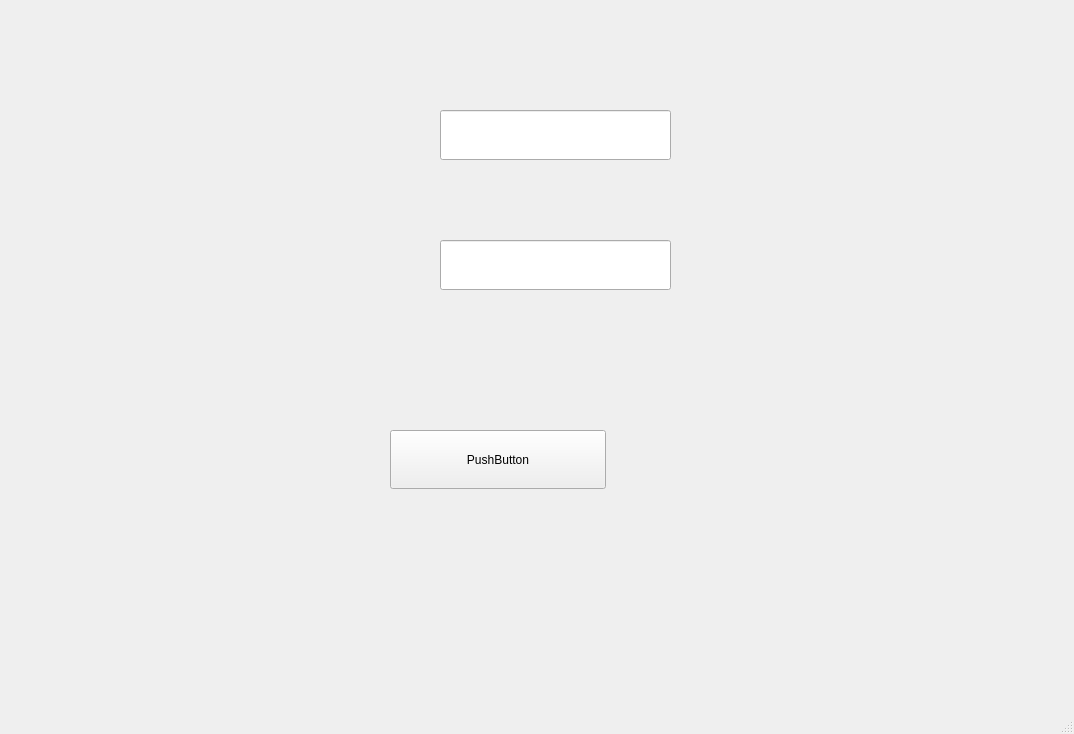
First picture: the form in Everyday/0tobiipro/Tobii4C/GUI/Demo/mainwindow.ui, repository intfreedom/C, before the edit.
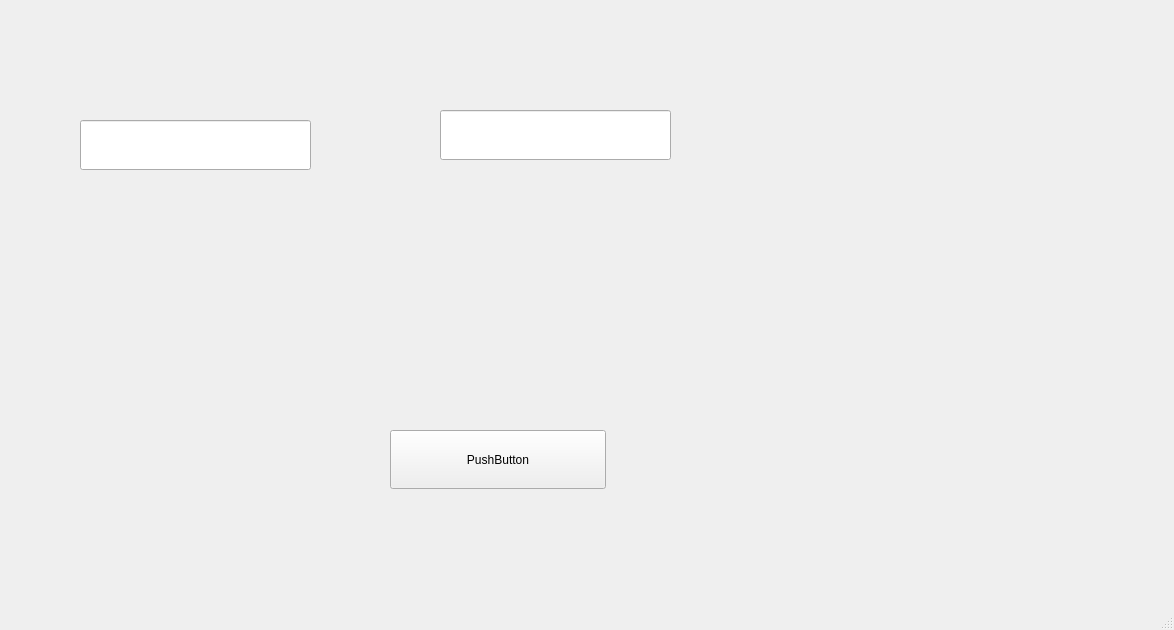
Second picture: the form after the edit.

```diff
--- a/Everyday/0tobiipro/Tobii4C/GUI/Demo/mainwindow.ui
+++ b/Everyday/0tobiipro/Tobii4C/GUI/Demo/mainwindow.ui
@@ -6,8 +6,8 @@
    <rect>
     <x>0</x>
     <y>0</y>
-    <width>1074</width>
-    <height>734</height>
+    <width>1174</width>
+    <height>630</height>
    </rect>
   </property>
   <property name="windowTitle">
@@ -40,8 +40,8 @@
    <widget class="QLineEdit" name="lineEdit_2">
     <property name="geometry">
      <rect>
-      <x>440</x>
-      <y>240</y>
+      <x>80</x>
+      <y>120</y>
       <width>231</width>
       <height>50</height>
      </rect>
```
Left out of the diff: 2 changed lines with no effect on the pictures.
